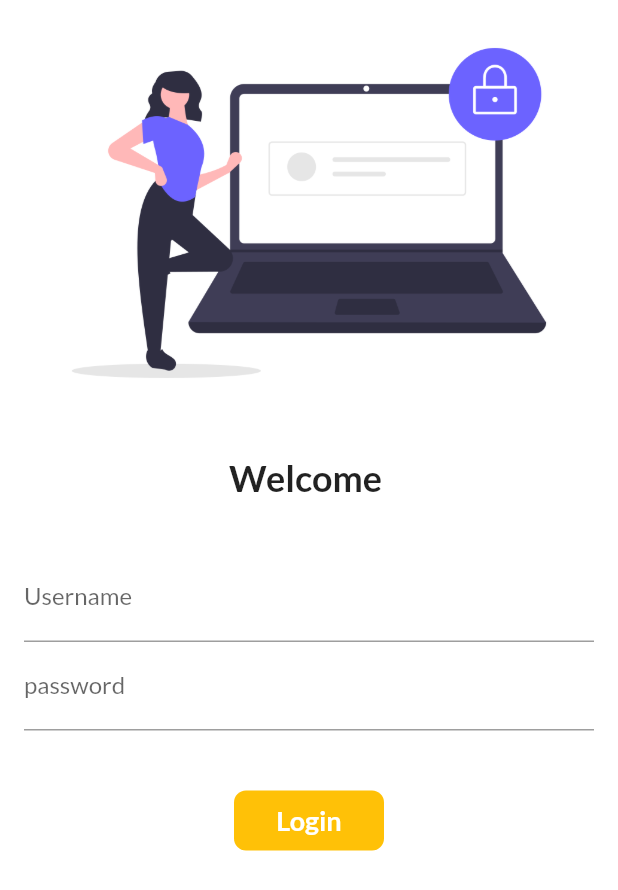
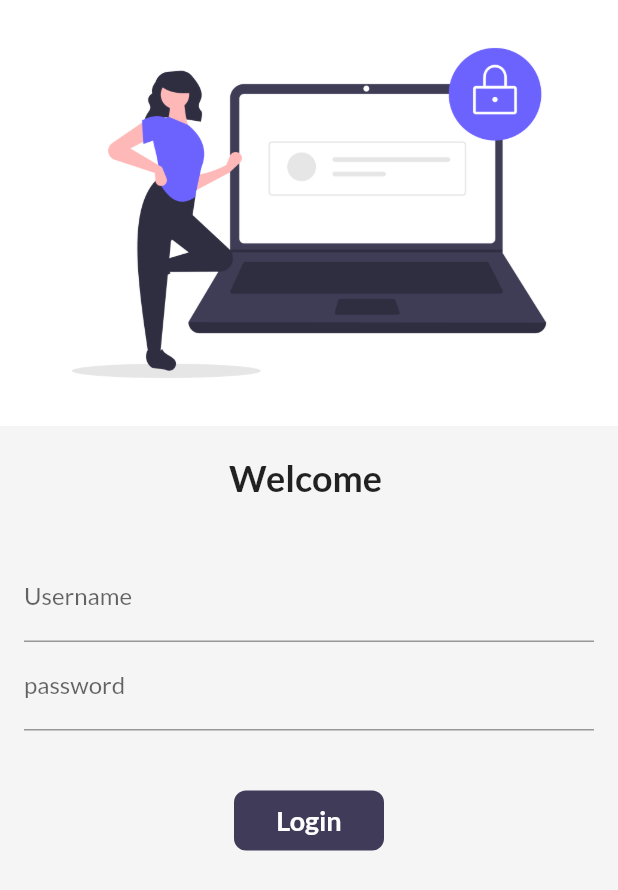
Before and after one commit to yung-coder/Flutter, a Flutter app: the LoginPage screen opened by its route, on a phone screen of 412 x 824 dp. Shown: the top 890 px of the screen. Run offline on Flutter 3.47's test engine with Material 2 defaults, Android fonts, the phone set to English and light mode, and no system bars; our stand-ins replace firebase_auth, firebase_core, google_fonts, sqflite, velocity_x; accounts and stored records are empty; network calls fail.

Commit message:
dark theme

```diff
--- a/cart/lib/main.dart
+++ b/cart/lib/main.dart
@@ -18,7 +18,7 @@ class MyApp extends StatelessWidget {
   Widget build(BuildContext context) {
     return MaterialApp(
       // home: HomePage(),
-      themeMode: ThemeMode.light,
+      themeMode: ThemeMode.system,
       theme: MyThemes.lightTheme(context),
       debugShowCheckedModeBanner: false,
       darkTheme: MyThemes.darkTheme(context),
@@ -26,7 +26,7 @@ class MyApp extends StatelessWidget {
       routes: {
         MyRoutes.HomeRoute: (context) => HomePage(),
         MyRoutes.LoginRoute: (context) => LoginPage(),
-         MyRoutes.cartRoute: (context) => CartPage(),
+        MyRoutes.cartRoute: (context) => CartPage(),
       },
     );
   }
--- a/cart/lib/pages/Login_page.dart
+++ b/cart/lib/pages/Login_page.dart
@@ -2,6 +2,7 @@ import 'package:cart/utils/routes.dart';
 import 'package:flutter/material.dart';
 import 'package:flutter/src/widgets/container.dart';
 import 'package:flutter/src/widgets/framework.dart';
+import 'package:velocity_x/velocity_x.dart';
 
 class LoginPage extends StatefulWidget {
   const LoginPage({super.key});
@@ -29,13 +30,16 @@ class _LoginPageState extends State<LoginPage> {
   @override
   Widget build(BuildContext context) {
     return Material(
-      color: Colors.white,
+      color: context.canvasColor,
       child: SingleChildScrollView(
+        child: SafeArea(
           child: Column(
             children: [
-            Image.asset(
+              Center(
+                child: Image.asset(
                   "assets/images/login.png",
                   fit: BoxFit.cover,
+                ),
               ),
               const SizedBox(height: 20.0),
               Text(
@@ -89,7 +93,7 @@ class _LoginPageState extends State<LoginPage> {
                         height: 40.0,
                       ),
                       Material(
-                      color: Colors.amber,
+                        color: context.theme.buttonColor,
                         borderRadius:
                             BorderRadius.circular(changeButton ? 50 : 8),
                         child: InkWell(
@@ -120,6 +124,7 @@ class _LoginPageState extends State<LoginPage> {
             ],
           ),
         ),
+      ),
     );
   }
 }
--- a/cart/lib/widgets/Home_Widgets/catalog_header.dart
+++ b/cart/lib/widgets/Home_Widgets/catalog_header.dart
@@ -10,7 +10,7 @@ class CataLogHeader extends StatelessWidget {
     return Column(
       crossAxisAlignment: CrossAxisAlignment.start,
       children: [
-      "Catalog App".text.xl5.bold.color(Colors.black).make(),
+      "Catalog App".text.xl5.bold.color(context.theme.accentColor).make(),
       "Trending products".text.xl2.make(),
     ]);
   }
--- a/cart/lib/widgets/Home_Widgets/catalog_image.dart
+++ b/cart/lib/widgets/Home_Widgets/catalog_image.dart
@@ -11,7 +11,7 @@ class CatalogImage extends StatelessWidget {
         .box
         .rounded
         .p8
-        .color(MyThemes.creamColor)
+        .color(context.canvasColor)
         .make()
         .p16()
         .w40(context);
--- a/cart/lib/widgets/Home_Widgets/catalog_list.dart
+++ b/cart/lib/widgets/Home_Widgets/catalog_list.dart
@@ -50,7 +50,7 @@ class CatalogItem extends StatelessWidget {
             crossAxisAlignment: CrossAxisAlignment.start,
             mainAxisAlignment: MainAxisAlignment.center,
             children: [
-              catalog.name.text.lg.color(MyThemes.darkBluishColor).bold.make(),
+              catalog.name.text.lg.color(context.accentColor).bold.make(),
               catalog.desc.text.textStyle(context.captionStyle).make(),
               10.heightBox,
               ButtonBar(
@@ -62,7 +62,7 @@ class CatalogItem extends StatelessWidget {
                     onPressed: () {},
                     style: ButtonStyle(
                         backgroundColor:
-                            MaterialStateProperty.all(MyThemes.darkBluishColor),
+                            MaterialStateProperty.all(context.theme.buttonColor),
                         shape: MaterialStateProperty.all(
                           StadiumBorder(),
                         )),
@@ -77,6 +77,6 @@ class CatalogItem extends StatelessWidget {
           ),
         ),
       ],
-    )).white.rounded.square(150).make().py16();
+    )).color(context.cardColor).rounded.square(150).make().py16();
   }
 }
--- a/cart/lib/widgets/themes.dart
+++ b/cart/lib/widgets/themes.dart
@@ -1,10 +1,15 @@
 import 'package:flutter/material.dart';
 import 'package:google_fonts/google_fonts.dart';
+import 'package:velocity_x/velocity_x.dart';
 
 class MyThemes {
   static ThemeData lightTheme(BuildContext context) => ThemeData(
       primarySwatch: Colors.amber,
       fontFamily: GoogleFonts.lato().fontFamily,
+      cardColor: Colors.white,
+      canvasColor: creamColor,
+      buttonColor: darkBluishColor,
+        accentColor: darkBluishColor,
       appBarTheme: AppBarTheme(
         color: Colors.white,
         elevation: 0.0,
@@ -13,9 +18,22 @@ class MyThemes {
       ));
 
   static ThemeData darkTheme(BuildContext context) => ThemeData(
-        brightness: Brightness.dark,
-      );
+     brightness: Brightness.dark,
+      primarySwatch: Colors.amber,
+      fontFamily: GoogleFonts.lato().fontFamily,
+      cardColor: Colors.black,
+      canvasColor: darkCreamColor,
+      buttonColor: lightBluishColor,
+      accentColor: Colors.white,
+      appBarTheme: AppBarTheme(
+        color: Colors.black,
+        elevation: 0.0,
+        iconTheme: IconThemeData(color: Colors.white),
+        textTheme: Theme.of(context).textTheme,
+      ));
 
   static Color creamColor = Color(0xfff5f5f5);
   static Color darkBluishColor = Color(0xff403b58);
+  static Color darkCreamColor = Vx.gray900;
+  static Color lightBluishColor = Vx.indigo500;
 }
```
Also changed, not shown: cart/lib/pages/HomePage.dart (+6 -3 lines), cart/lib/pages/Home_detail_page.dart (+5 -5 lines). Lines whose indentation alone changed are shown as unchanged.
